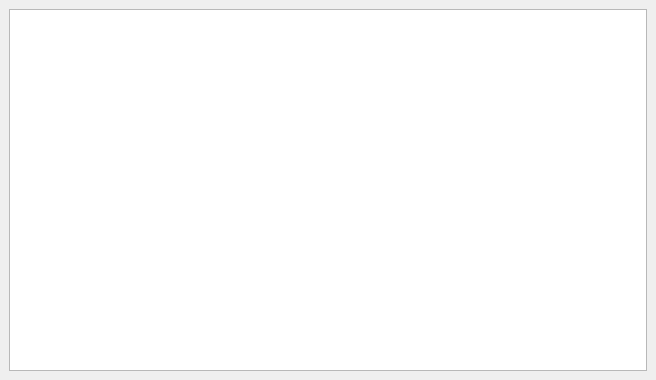
The window that main.ui (win9z/r3) describes before a commit, drawn with Qt 5.
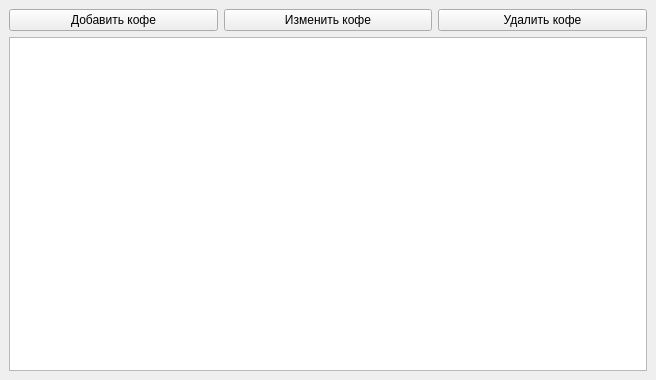
The same window after the commit.

Commit message: КаПУЧИНО

What changed in the file:
```diff
--- a/main.ui
+++ b/main.ui
@@ -16,7 +16,33 @@
   <widget class="QWidget" name="centralwidget">
    <layout class="QVBoxLayout" name="verticalLayout">
     <item>
-     <layout class="QHBoxLayout" name="horizontalLayout_3"/>
+     <layout class="QHBoxLayout" name="horizontalLayout_3">
+      <item>
+       <layout class="QHBoxLayout" name="horizontalLayout">
+        <item>
+         <widget class="QPushButton" name="pushButton_3">
+          <property name="text">
+           <string>Добавить кофе</string>
+          </property>
+         </widget>
+        </item>
+        <item>
+         <widget class="QPushButton" name="pushButton_2">
+          <property name="text">
+           <string>Изменить кофе</string>
+          </property>
+         </widget>
+        </item>
+        <item>
+         <widget class="QPushButton" name="pushButton">
+          <property name="text">
+           <string>Удалить кофе</string>
+          </property>
+         </widget>
+        </item>
+       </layout>
+      </item>
+     </layout>
     </item>
     <item>
      <widget class="QTableWidget" name="tableWidget"/>
```
Left out of the diff: 2 changed lines with no effect on the pictures. The commit also changes 2 other files.
